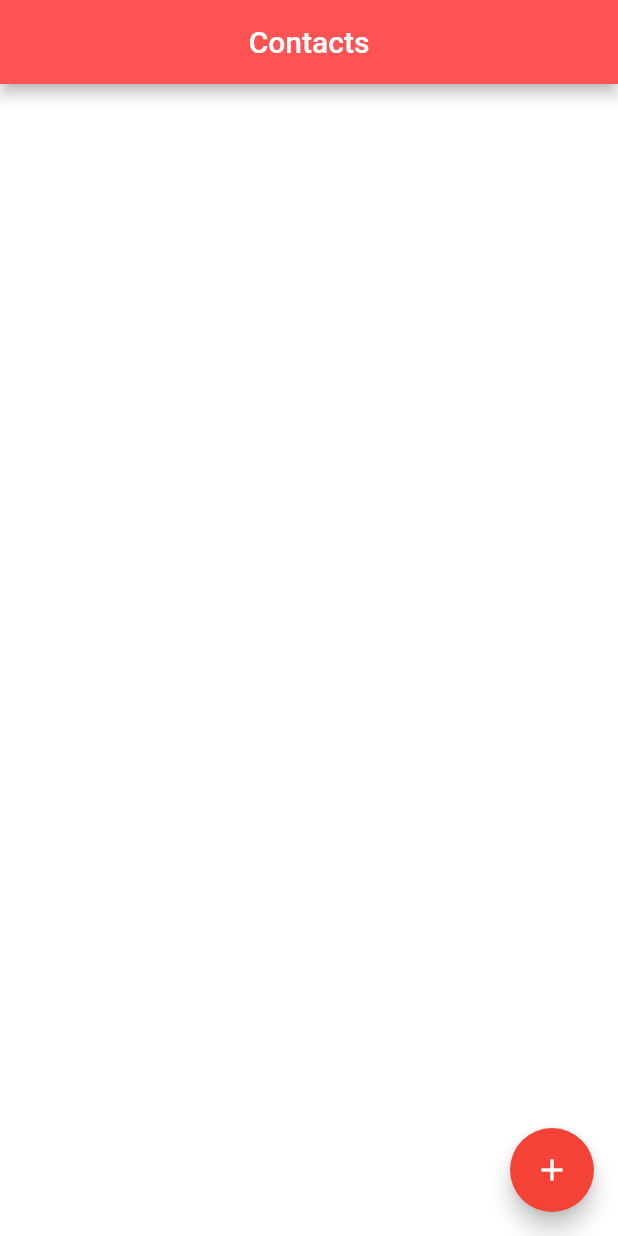
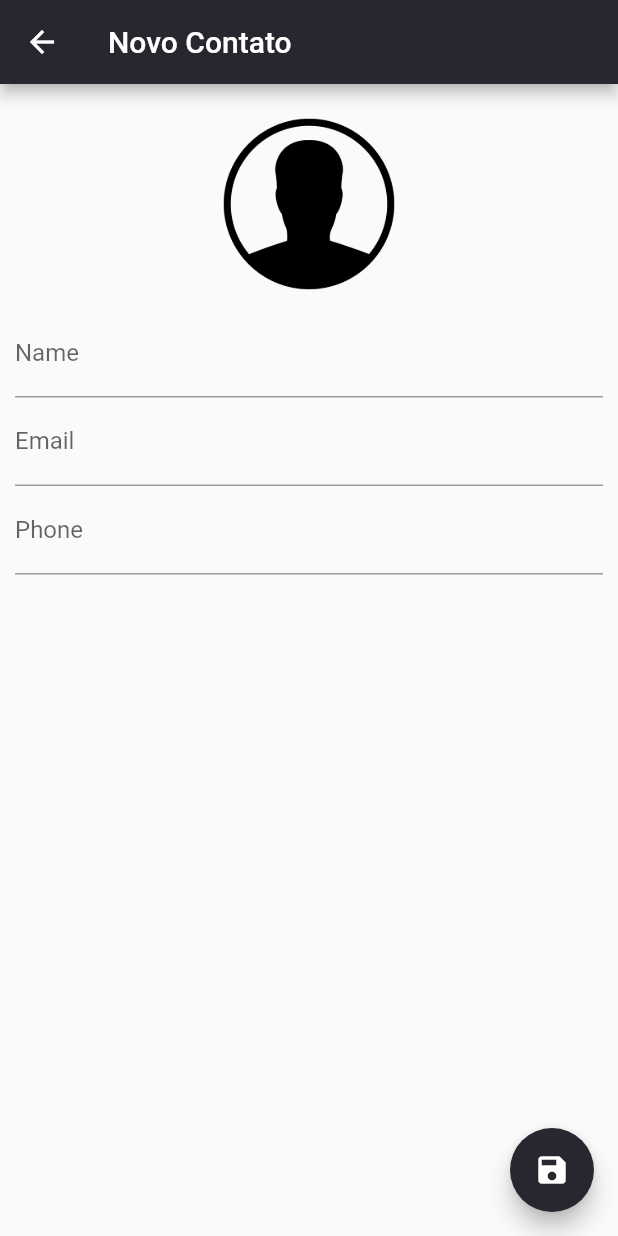
Before and after one commit to gaiveknopf/contact_book_flutter, a Flutter app: the screen it shows after launch, after a tap on the "add" icon, on a phone screen of 412 x 824 dp. Run offline on Flutter 3.47's test engine with Material 2 defaults, Android fonts, the phone set to English and light mode, and no system bars; our stand-ins replace hexcolor, image_picker, sqflite; accounts and stored records are empty.

Commit message:
last commit

```diff
--- a/lib/main.dart
+++ b/lib/main.dart
@@ -4,5 +4,6 @@ import 'package:flutter/material.dart';
 void main() {
   runApp(MaterialApp(
     home: HomePage(),
+    debugShowCheckedModeBanner: false,
   ));
 }
--- /dev/null
+++ b/lib/ui/contact_page.dart
@@ -0,0 +1,161 @@
+import 'dart:io';
+
+import 'package:contact_book/helpers/contact_helper.dart';
+import 'package:flutter/material.dart';
+import 'package:hexcolor/hexcolor.dart';
+import 'package:image_picker/image_picker.dart';
+
+enum OrderOptions { orderaz, orderza }
+
+class ContactPage extends StatefulWidget {
+  final Contact contact;
+
+  ContactPage({this.contact});
+
+  @override
+  _ContactPageState createState() => _ContactPageState();
+}
+
+class _ContactPageState extends State<ContactPage> {
+  final _nameController = TextEditingController();
+  final _emailController = TextEditingController();
+  final _phoneController = TextEditingController();
+
+  final _nameFocus = FocusNode();
+
+  bool _userEdited = false;
+
+  Contact _editedContact;
+
+  @override
+  void initState() {
+    super.initState();
+
+    if (widget.contact == null) {
+      _editedContact = Contact();
+    } else {
+      _editedContact = Contact.fromMap(widget.contact.toMap());
+
+      _nameController.text = _editedContact.name;
+      _emailController.text = _editedContact.email;
+      _phoneController.text = _editedContact.phone;
+    }
+  }
+
+  @override
+  Widget build(BuildContext context) {
+    return WillPopScope(
+      onWillPop: _requestPop,
+      child: Scaffold(
+        appBar: AppBar(
+          backgroundColor: HexColor('#28262e'),
+          title: Text(_editedContact.name ?? "Novo Contato"),
+        ),
+        floatingActionButton: FloatingActionButton(
+          onPressed: () {
+            if (_editedContact.name != null && _editedContact.name.isNotEmpty) {
+              Navigator.pop(context, _editedContact);
+            } else {
+              FocusScope.of(context).requestFocus(_nameFocus);
+            }
+          },
+          child: Icon(Icons.save),
+          backgroundColor: HexColor('#28262e'),
+        ),
+        body: SingleChildScrollView(
+          padding: EdgeInsets.all(10),
+          child: Column(
+            children: [
+              GestureDetector(
+                child: Container(
+                  width: 140,
+                  height: 140,
+                  decoration: BoxDecoration(
+                    shape: BoxShape.circle,
+                    image: DecorationImage(
+                      image: _editedContact.img != null
+                          ? FileImage(File(_editedContact.img))
+                          : AssetImage("images/person.png"),
+                      fit: BoxFit.cover,
+                    ),
+                  ),
+                ),
+                onTap: () {
+                  ImagePicker()
+                      .getImage(source: ImageSource.camera)
+                      .then((file) {
+                    if (file == null) return;
+                    setState(() {
+                      _editedContact.img = file.path;
+                    });
+                  });
+                },
+              ),
+              TextField(
+                controller: _nameController,
+                decoration: InputDecoration(labelText: "Name"),
+                onChanged: (text) {
+                  _userEdited = true;
+                  setState(() {
+                    _editedContact.name = text;
+                  });
+                },
+                focusNode: _nameFocus,
+              ),
+              TextField(
+                controller: _emailController,
+                decoration: InputDecoration(labelText: "Email"),
+                onChanged: (text) {
+                  _userEdited = true;
+                  _editedContact.email = text;
+                },
+                keyboardType: TextInputType.emailAddress,
+              ),
+              TextField(
+                controller: _phoneController,
+                decoration: InputDecoration(labelText: "Phone"),
+                onChanged: (text) {
+                  _userEdited = true;
+                  _editedContact.phone = text;
+                },
+                keyboardType: TextInputType.phone,
+              ),
+            ],
+          ),
+        ),
+      ),
+    );
+  }
+
+  Future<bool> _requestPop() {
+    if (_userEdited) {
+      showDialog(
+        context: context,
+        builder: (context) {
+          return AlertDialog(
+            title: Text("Descartar alterações?"),
+            content: Text('Ao sair as alterações serão perdidas'),
+            actions: [
+              FlatButton(
+                child: Text('Cancelar'),
+                onPressed: () {
+                  Navigator.pop(context);
+                },
+              ),
+              FlatButton(
+                child: Text('Sim'),
+                onPressed: () {
+                  Navigator.pop(context);
+                  Navigator.pop(context);
+                },
+              )
+            ],
+          );
+        },
+      );
+      return Future.value(false);
+    } else {
+      return Future.value(true);
+    }
+  }
+}
--- a/pubspec.yaml
+++ b/pubspec.yaml
@@ -30,6 +30,7 @@ dependencies:
   sqflite: ^1.3.2+3
   url_launcher: ^5.7.10
   image_picker: ^0.6.7+22
+  hexcolor: ^1.0.6
 
 dev_dependencies:
   flutter_test:
```
Also changed, not shown: lib/ui/home_page.dart (+147 -11 lines), pubspec.lock, 14 other files.
